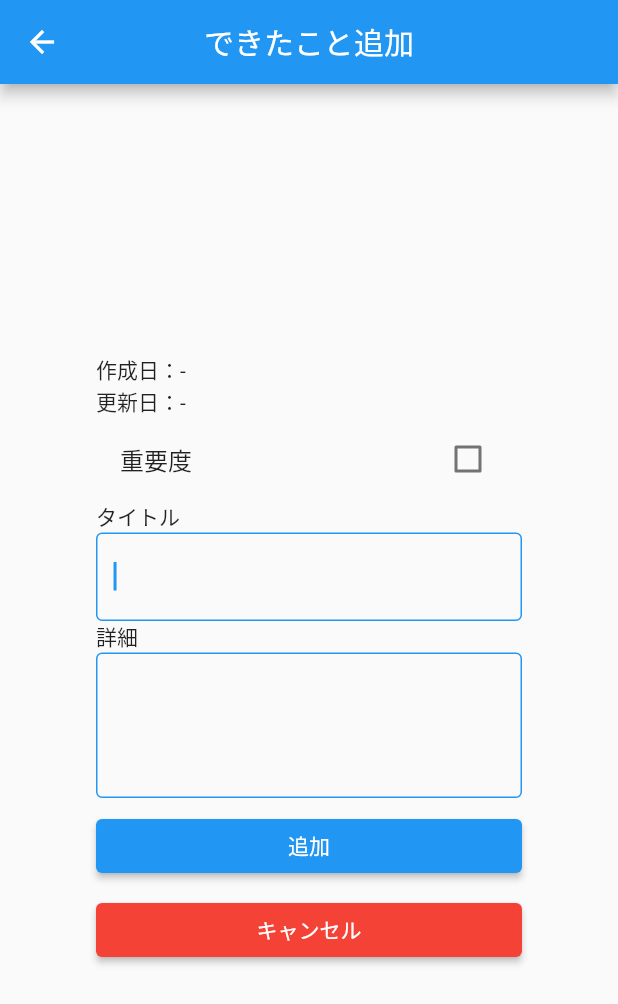
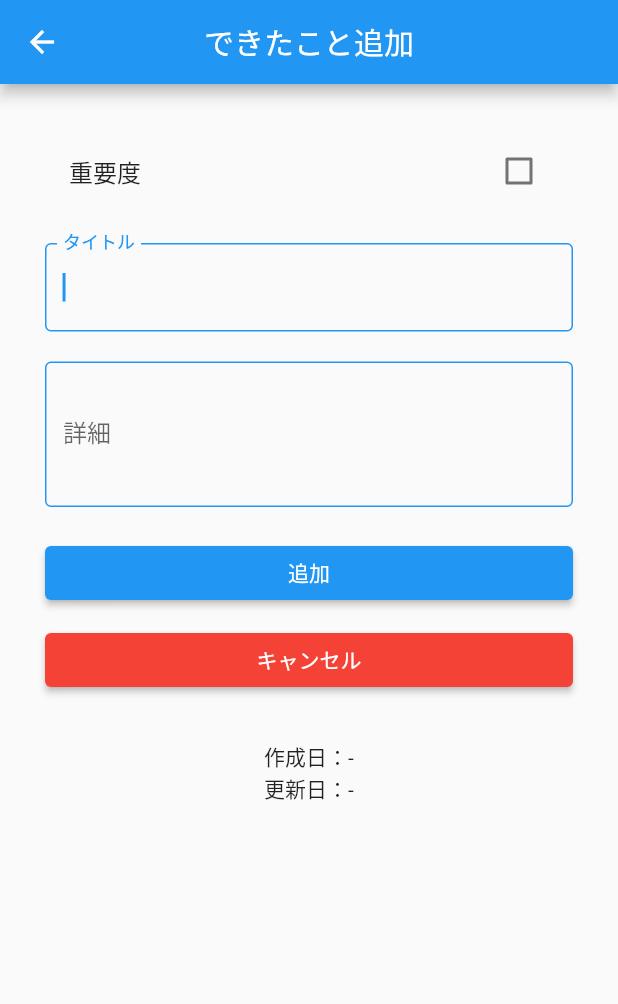
Before and after one commit to i-tanaka730/achievement-list, a Flutter app: the AchievementInputPage screen opened directly, on a phone screen of 412 x 824 dp. Shown: the top 1004 px of the screen. Run offline on Flutter 3.47's test engine with Material 2 defaults, Android fonts, the phone set to English and light mode, and no system bars; our stand-ins replace flutter_slidable, shared_preferences; accounts and stored records are empty.

Commit message:
feat: 入力画面のレイアウト修正。

```diff
--- a/lib/achievement_input_page.dart
+++ b/lib/achievement_input_page.dart
@@ -38,15 +38,12 @@ class _AchievementInputPageState extends State<AchievementInputPage> {
         title: Text(_isUpdate ? "できたこと更新" : "できたこと追加"),
       ),
       body: Container(
-        padding: const EdgeInsets.all(64),
+        padding: const EdgeInsets.all(30),
         child: Column(
-          mainAxisAlignment: MainAxisAlignment.center,
-          crossAxisAlignment: CrossAxisAlignment.start,
+          //mainAxisAlignment: MainAxisAlignment.center,
           children: <Widget>[
-            Text("作成日：$_createDate", textAlign: TextAlign.left),
-            Text("更新日：$_updateDate", textAlign: TextAlign.left),
             CheckboxListTile(
-              title: const Text("重要度", textAlign: TextAlign.left),
+              title: const Text("重要度"),
               value: _isImportant,
               onChanged: (bool? value) {
                 setState(() {
@@ -54,10 +51,11 @@ class _AchievementInputPageState extends State<AchievementInputPage> {
                 });
               },
             ),
-            const Text("タイトル", textAlign: TextAlign.left),
+            const SizedBox(height: 20),
             TextField(
               autofocus: true,
               decoration: const InputDecoration(
+                labelText: "タイトル",
                 enabledBorder: OutlineInputBorder(
                   borderSide: BorderSide(
                     color: Colors.blue,
@@ -74,12 +72,13 @@ class _AchievementInputPageState extends State<AchievementInputPage> {
                 _title = value;
               },
             ),
-            const Text("詳細"),
+            const SizedBox(height: 20),
             TextField(
               keyboardType: TextInputType.multiline,
               maxLines: null,
               minLines: 3,
               decoration: const InputDecoration(
+                labelText: "詳細",
                 enabledBorder: OutlineInputBorder(
                   borderSide: BorderSide(
                     color: Colors.blue,
@@ -96,7 +95,7 @@ class _AchievementInputPageState extends State<AchievementInputPage> {
                 _detail = value;
               },
             ),
-            const SizedBox(height: 8),
+            const SizedBox(height: 20),
             SizedBox(
               width: double.infinity,
               // リスト追加・編集ボタン
@@ -112,7 +111,7 @@ class _AchievementInputPageState extends State<AchievementInputPage> {
                 child: Text(_isUpdate ? "更新" : "追加", style: const TextStyle(color: Colors.white)),
               ),
             ),
-            const SizedBox(height: 8),
+            const SizedBox(height: 10),
             SizedBox(
               width: double.infinity,
               // キャンセルボタン
@@ -126,6 +125,9 @@ class _AchievementInputPageState extends State<AchievementInputPage> {
                 child: const Text('キャンセル', style: TextStyle(color: Colors.white)),
               ),
             ),
+            const SizedBox(height: 30),
+            Text("作成日：$_createDate"),
+            Text("更新日：$_updateDate"),
           ],
         ),
       ),
```
